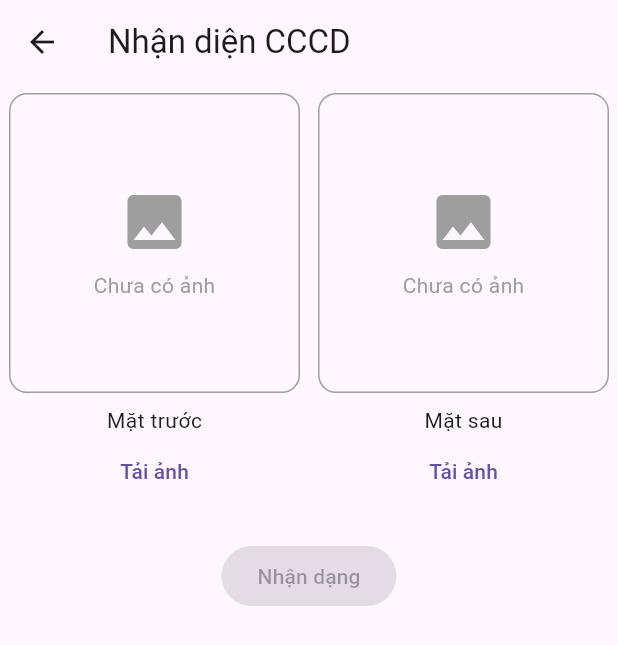
After one commit to nguyenminh1905/Cyber-Flutter-app, a Flutter app: the ReadCCCDCardScreen screen opened directly, on a phone screen of 412 x 824 dp. The commit adds this screen. Shown: the top 645 px of the screen. Run offline on Flutter 3.47's test engine with Material 3 defaults, Android fonts, the light colour scheme and no system bars; our stand-ins replace camera, flutter_slidable, image_picker, local_auth, shared_preferences; missing offline and left inert: google_mlkit_face_detection, google_mlkit_text_recognition, tflite_flutter; accounts and stored records are empty.

Commit message:
update nhan dang cccd

```diff
--- /dev/null
+++ b/devtools_options.yaml
@@ -0,0 +1,4 @@
+description: This file stores settings for Dart & Flutter DevTools.
+documentation: https://docs.flutter.dev/tools/devtools/extensions#configure-extension-enablement-states
+extensions:
+  - shared_preferences: true
--- /dev/null
+++ b/lib/menu_screen/id_recognition/id_camera_screen.dart
@@ -0,0 +1,136 @@
+import 'dart:io';
+
+import 'package:flutter/material.dart';
+import 'package:flutter_cyber_app/menu_screen/id_recognition/id_result_screen.dart';
+import 'package:image_picker/image_picker.dart';
+
+class ReadCCCDCardScreen extends StatefulWidget {
+  @override
+  State<ReadCCCDCardScreen> createState() => _ReadCCCDCardScreenState();
+}
+
+class _ReadCCCDCardScreenState extends State<ReadCCCDCardScreen> {
+  File? frontImage;
+  File? backImage;
+
+  final ImagePicker _picker = ImagePicker();
+
+  Future<void> pickImage(bool isFront) async {
+    final XFile? file = await _picker.pickImage(
+      source: ImageSource.gallery,
+      imageQuality: 85,
+    );
+
+    if (file != null) {
+      setState(() {
+        if (isFront) {
+          frontImage = File(file.path);
+        } else {
+          backImage = File(file.path);
+        }
+      });
+    }
+  }
+
+  bool get canRecognize => frontImage != null || backImage != null;
+
+//   bool isCccd(String text) {
+//   final t = text.toLowerCase();
+//   int score = 0;
+
+//   if (t.contains('can cuoc cong dan')) score++;
+//   if (RegExp(r'\b\d{12}\b').hasMatch(t)) score++;
+//   if (t.contains('viet nam')) score++;
+//   if (t.contains('date of birth') || t.contains('ngay sinh')) score++;
+//   if (t.contains('<<<')) score++; // MRZ
+
+//   return score >= 3;
+// }
+
+  @override
+  Widget build(BuildContext context) {
+    return Scaffold(
+      appBar: AppBar(title: const Text('Nhận diện CCCD')),
+      body: Column(
+        children: [
+          Row(
+            children: [
+              _buildImageBox(
+                title: 'Mặt trước',
+                image: frontImage,
+                onPick: () => pickImage(true),
+              ),
+              _buildImageBox(
+                title: 'Mặt sau',
+                image: backImage,
+                onPick: () => pickImage(false),
+              ),
+            ],
+          ),
+          Padding(
+            padding: const EdgeInsets.all(16),
+            child: ElevatedButton(
+              onPressed: canRecognize
+                  ? () async {
+                      Navigator.push(
+                        context,
+                        MaterialPageRoute(
+                          builder: (_) => CCCDResultScreen(
+                            frontImage: frontImage,
+                            backImage: backImage,
+                          ),
+                        ),
+                      );
+                    }
+                  : null,
+              child: const Text('Nhận dạng'),
+            ),
+          ),
+        ],
+      ),
+    );
+  }
+
+  Widget _buildImageBox({
+    required String title,
+    required File? image,
+    required VoidCallback onPick,
+  }) {
+    return Expanded(
+      child: Padding(
+        padding: const EdgeInsets.all(6),
+        child: Column(
+          children: [
+            Container(
+              height: 200,
+              width: double.infinity,
+              decoration: BoxDecoration(
+                border: Border.all(color: Colors.grey),
+                borderRadius: BorderRadius.circular(12),
+              ),
+              child: image == null
+                  ? Column(
+                      mainAxisAlignment: MainAxisAlignment.center,
+                      children: const [
+                        Icon(Icons.image, size: 48, color: Colors.grey),
+                        SizedBox(height: 8),
+                        Text(
+                          'Chưa có ảnh',
+                          style: TextStyle(color: Colors.grey),
+                        ),
+                      ],
+                    )
+                  : ClipRRect(
+                      borderRadius: BorderRadius.circular(12),
+                      child: Image.file(image, fit: BoxFit.cover),
+                    ),
+            ),
+            const SizedBox(height: 8),
+            Text(title),
+            TextButton(onPressed: onPick, child: const Text('Tải ảnh')),
+          ],
+        ),
+      ),
+    );
+  }
+}
--- a/pubspec.yaml
+++ b/pubspec.yaml
@@ -48,6 +48,8 @@ dependencies:
   camera: ^0.11.0
   face_camera: ^0.1.4
   uuid: ^4.5.2
+  google_mlkit_text_recognition: ^0.14.0
+
 dev_dependencies:
   flutter_test:
     sdk: flutter
```
Also changed, not shown: lib/main_screen/home_screen.dart (+10 -8 lines), lib/menu_screen/face_regconition/multiple_register_face/real_time_multiple_face_recognition_screen.dart (added, +27 -0 lines), lib/menu_screen/id_recognition/id_result_screen.dart (added, +272 -0 lines), pubspec.lock, 1 other file.
